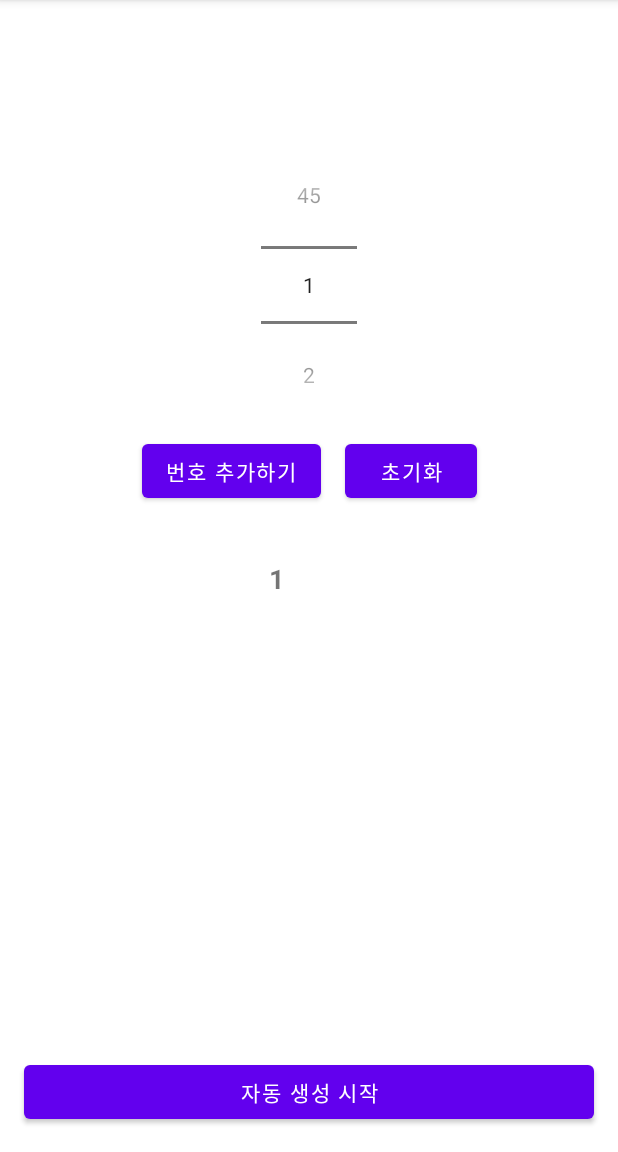
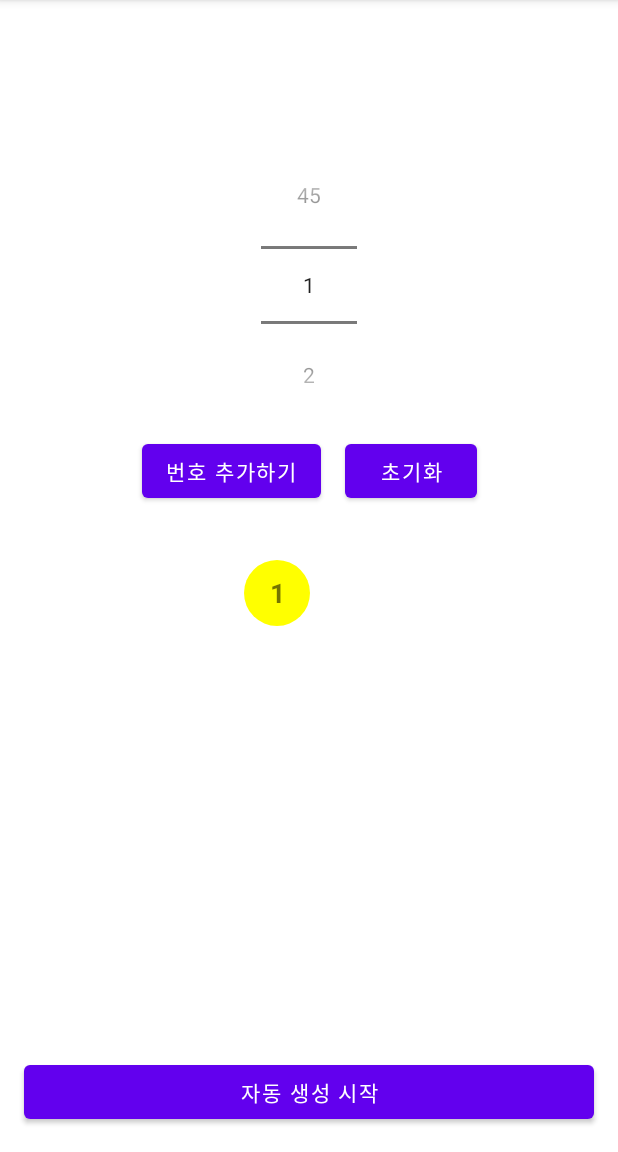
Before and after one commit to CodeHanZoom/greenwalk_android-deprecated-, an Android app: the screen it shows after launch (MainActivity), after a tap on "번호 추가하기", on a phone screen of 412 x 824 dp, the part 84-1236 px from its top. Run offline under Robolectric (Android 15) with nearby library versions, the phone set to English and light mode, and no system bars.

Commit message:
feat : decorate for numbers
- add drawble
- using different color when it selected

```diff
--- a/Lottery Machine/app/src/main/java/com/yj/lotterymachine/MainActivity.kt
+++ b/Lottery Machine/app/src/main/java/com/yj/lotterymachine/MainActivity.kt
@@ -1,14 +1,13 @@
 package com.yj.lotterymachine
 
-import androidx.appcompat.app.AppCompatActivity
+import android.graphics.Color
 import android.os.Bundle
 import android.widget.Button
 import android.widget.NumberPicker
 import android.widget.TextView
 import android.widget.Toast
-import androidx.core.view.contains
-import androidx.core.view.size
-import org.w3c.dom.Text
+import androidx.appcompat.app.AppCompatActivity
+import androidx.core.content.ContextCompat
 
 class MainActivity : AppCompatActivity() {
     private val addButton: Button by lazy {
@@ -60,6 +59,10 @@ class MainActivity : AppCompatActivity() {
         addButton.setOnClickListener {
                 initAddButton()
         }
+
+        clearButton.setOnClickListener {
+            runClearButton()
+        }
     }
 
     private fun initAddButton(){
@@ -75,6 +78,13 @@ class MainActivity : AppCompatActivity() {
 
         numList.add(numberPicker.value)
 
+        when (numberPicker.value) {
+            in 1..10 -> textList[numList.size-1].background = ContextCompat.getDrawable(this, R.drawable.circle_yellow)
+            in 11..20 -> textList[numList.size-1].background = ContextCompat.getDrawable(this, R.drawable.circle_blue)
+            in 21..30 -> textList[numList.size-1].background = ContextCompat.getDrawable(this, R.drawable.circle_red)
+            in 31..40 -> textList[numList.size-1].background = ContextCompat.getDrawable(this, R.drawable.circle_gray)
+            in 41..45 -> textList[numList.size-1].background = ContextCompat.getDrawable(this, R.drawable.circle_green)
+        }
 
 
         var numberList = numList.toList()
@@ -83,4 +93,18 @@ class MainActivity : AppCompatActivity() {
             textList[idx].text = it.toString()
         }
     }
+
+    private fun runClearButton(){
+
+        var numberList = numList.toList()
+
+        numberList.forEachIndexed { idx, it ->
+            textList[idx].apply{
+                text = ""
+                setBackgroundColor(Color.WHITE)
+            }
+        }
+
+        numList.clear()
+    }
 }
--- /dev/null
+++ b/Lottery Machine/app/src/main/res/drawable/circle_blue.xml
@@ -0,0 +1,9 @@
+<?xml version="1.0" encoding="utf-8"?>
+<shape xmlns:android="http://schemas.android.com/apk/res/android"
+    android:shape="oval">
+    <solid android:color="@color/blue" />
+
+    <size
+        android:width="44dp"
+        android:height="44dp" />
+</shape>
--- /dev/null
+++ b/Lottery Machine/app/src/main/res/drawable/circle_gray.xml
@@ -0,0 +1,9 @@
+<?xml version="1.0" encoding="utf-8"?>
+<shape xmlns:android="http://schemas.android.com/apk/res/android"
+    android:shape="oval">
+    <solid android:color="@color/gray" />
+
+    <size
+        android:width="44dp"
+        android:height="44dp" />
+</shape>
--- /dev/null
+++ b/Lottery Machine/app/src/main/res/drawable/circle_green.xml
@@ -0,0 +1,9 @@
+<?xml version="1.0" encoding="utf-8"?>
+<shape xmlns:android="http://schemas.android.com/apk/res/android"
+    android:shape="oval">
+    <solid android:color="@color/green" />
+
+    <size
+        android:width="44dp"
+        android:height="44dp" />
+</shape>
--- /dev/null
+++ b/Lottery Machine/app/src/main/res/drawable/circle_red.xml
@@ -0,0 +1,9 @@
+<?xml version="1.0" encoding="utf-8"?>
+<shape xmlns:android="http://schemas.android.com/apk/res/android"
+    android:shape="oval">
+    <solid android:color="@color/red" />
+
+    <size
+        android:width="44dp"
+        android:height="44dp" />
+</shape>
--- /dev/null
+++ b/Lottery Machine/app/src/main/res/drawable/circle_yellow.xml
@@ -0,0 +1,9 @@
+<?xml version="1.0" encoding="utf-8"?>
+<shape xmlns:android="http://schemas.android.com/apk/res/android"
+    android:shape="oval">
+    <solid android:color="@color/yellow" />
+
+    <size
+        android:width="44dp"
+        android:height="44dp" />
+</shape>
--- a/Lottery Machine/app/src/main/res/layout/activity_main.xml
+++ b/Lottery Machine/app/src/main/res/layout/activity_main.xml
@@ -52,45 +52,50 @@
             android:layout_width="wrap_content"
             android:layout_height="wrap_content"
             android:layout_margin="5dp"
-            tools:text="1"
+            android:gravity="center"
             android:textSize="18sp"
-            android:textStyle="bold" />
+            android:textStyle="bold"
+            tools:text="1" />
 
         <TextView
             android:id="@+id/num2"
             android:layout_width="wrap_content"
             android:layout_height="wrap_content"
             android:layout_margin="5dp"
-            tools:text="1"
+            android:gravity="center"
             android:textSize="18sp"
-            android:textStyle="bold" />
+            android:textStyle="bold"
+            tools:text="1" />
 
         <TextView
             android:id="@+id/num3"
             android:layout_width="wrap_content"
             android:layout_height="wrap_content"
             android:layout_margin="5dp"
-            tools:text="1"
+            android:gravity="center"
             android:textSize="18sp"
-            android:textStyle="bold" />
+            android:textStyle="bold"
+            tools:text="1" />
 
         <TextView
             android:id="@+id/num4"
             android:layout_width="wrap_content"
             android:layout_height="wrap_content"
             android:layout_margin="5dp"
-            tools:text="1"
+            android:gravity="center"
             android:textSize="18sp"
-            android:textStyle="bold" />
+            android:textStyle="bold"
+            tools:text="1" />
 
         <TextView
             android:id="@+id/num5"
             android:layout_width="wrap_content"
             android:layout_height="wrap_content"
             android:layout_margin="5dp"
-            tools:text="1"
+            android:gravity="center"
             android:textSize="18sp"
-            android:textStyle="bold" />
+            android:textStyle="bold"
+            tools:text="1" />
     </LinearLayout>
 
     <Button
--- a/Lottery Machine/app/src/main/res/values/colors.xml
+++ b/Lottery Machine/app/src/main/res/values/colors.xml
@@ -7,4 +7,10 @@
     <color name="teal_700">#FF018786</color>
     <color name="black">#FF000000</color>
     <color name="white">#FFFFFFFF</color>
+    <color name="blue">#0000FF</color>
+    <color name="gray">#808080</color>
+    <color name="green">#008000</color>
+    <color name="red">#FF0000</color>
+    <color name="yellow">#FFFF00</color>
+
 </resources>
```
